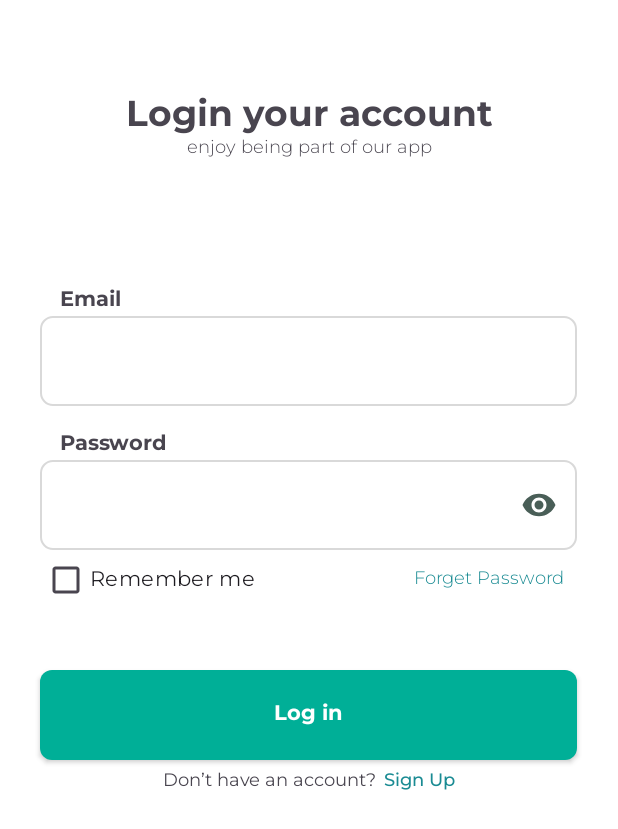
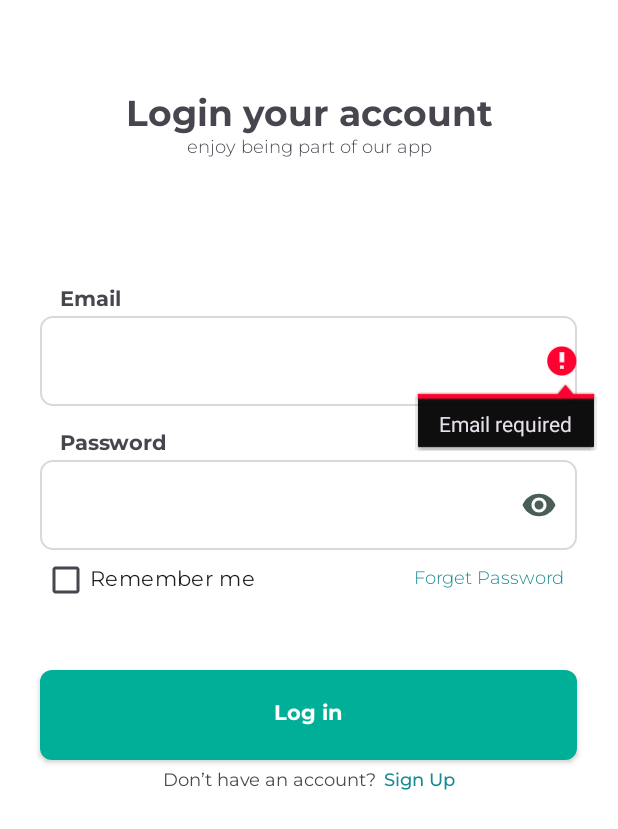
Before and after one commit to rdaavee/PHINMAKatanungan_mobile, an Android app: the LoginActivity screen opened directly, with no data from a screen before it, after a tap on "Log in", on a phone screen of 412 x 824 dp. Shown: the top 829 px of the screen. Run offline under Robolectric (Android 15) with nearby library versions, the light colour scheme and no system bars.

Commit message:
added log in functionality

```diff
--- a/app/build.gradle.kts
+++ b/app/build.gradle.kts
@@ -58,5 +58,6 @@ dependencies {
     implementation("com.squareup.retrofit2:retrofit:2.5.0")
     implementation("com.squareup.okhttp3:logging-interceptor:4.9.1")
     implementation("com.squareup.retrofit2:converter-gson:2.5.0")
+    implementation("com.google.code.gson:gson:2.10.1")
 
 }
--- a/app/src/main/java/com/example/phinmakatanungan_mobile/activities/LoginActivity.kt
+++ b/app/src/main/java/com/example/phinmakatanungan_mobile/activities/LoginActivity.kt
@@ -1,23 +1,109 @@
 package com.example.phinmakatanungan_mobile.activities
 
+import android.annotation.SuppressLint
 import android.content.Intent
 import android.os.Bundle
+import android.util.JsonReader
+import android.util.Log
 import android.widget.Button
+import android.widget.EditText
 import android.widget.TextView
+import android.widget.Toast
 import androidx.appcompat.app.AppCompatActivity
+import androidx.appcompat.widget.AppCompatButton
 import com.example.phinmakatanungan_mobile.R
+import com.example.phinmakatanungan_mobile.api.PHINMAClient
+import com.example.phinmakatanungan_mobile.models.DefaultResponse
+import com.example.phinmakatanungan_mobile.models.LoginResponse
+import retrofit2.Call
+import retrofit2.Callback
+import retrofit2.Response
+import retrofit2.Retrofit
+import java.io.StringReader
 
 class LoginActivity : AppCompatActivity() {
+    @SuppressLint("MissingInflatedId")
     override fun onCreate(savedInstanceState: Bundle?) {
         super.onCreate(savedInstanceState)
         setContentView(R.layout.activity_login)
+
+        val btnlogin2 = findViewById<AppCompatButton>(R.id.btnLogin2)
+        val edittextpassword = findViewById<EditText>(R.id.editTextPassword)
+        val edittextemail = findViewById<EditText>(R.id.editTextEmail)
+
+
 
         findViewById<TextView>(R.id.tv_signup2).setOnClickListener {
             startActivity(Intent(this@LoginActivity, ChooseRoleActivity::class.java))
         }
 
-        findViewById<Button>(R.id.btnLogin2).setOnClickListener {
-            startActivity(Intent(this@LoginActivity, DashboardFragment::class.java))
+        btnlogin2.setOnClickListener {
+
+            val email = edittextemail.text.toString().trim()
+            val password = edittextpassword.text.toString().trim()
+
+            if(email.isEmpty()){
+                edittextemail.error = "Email required"
+                edittextemail.requestFocus()
+                return@setOnClickListener
+            }
+
+            if(password.isEmpty()){
+                edittextpassword.error = "Password required"
+                edittextpassword.requestFocus()
+                return@setOnClickListener
+            }
+
+            val signinDataJson =
+                "{\"email\":\"$email\",\"password\":\"$password\"}"
+
+
+            try {
+                val reader = JsonReader(StringReader(signinDataJson))
+                reader.isLenient = true
+                reader.beginObject()
+                reader.close()
+                PHINMAClient.instance.userLogin(
+                    email,
+                    password
+                )
+                    .enqueue(object : Callback<LoginResponse> {
+                        override fun onFailure(call: Call<LoginResponse>, t: Throwable) {
+                            Toast.makeText(applicationContext, t.message, Toast.LENGTH_LONG).show()
+                        }
+
+                        override fun onResponse(
+                            call: Call<LoginResponse>,
+                            response: Response<LoginResponse>
+                        ) {
+                            if (response.isSuccessful && response.body() != null) {
+                                Toast.makeText(
+                                    applicationContext,
+                                    response.body()!!.message,
+                                    Toast.LENGTH_LONG
+                                ).show()
+                                startActivity(
+                                    Intent(this@LoginActivity, DashboardActivity::class.java)
+                                )
+                            } else {
+                                val errorMessage: String = try {
+                                    response.errorBody()?.string()
+                                        ?: "Failed to get a valid response. Response code: ${response.code()}"
+                                } catch (e: Exception) {
+                                    "Failed to get a valid response. Response code: ${response.code()}"
+                                }
+                                Toast.makeText(applicationContext, errorMessage, Toast.LENGTH_LONG)
+                                    .show()
+                                Log.e("API_RESPONSE", errorMessage)
+                            }
+                        }
+                    })
+            } catch (e: Exception) {
+                Toast.makeText(this, "Error parsing JSON", Toast.LENGTH_SHORT).show()
+                e.printStackTrace()
+            }
+
         }
+
     }
 }
--- a/app/src/main/java/com/example/phinmakatanungan_mobile/api/PHINMAClient.kt
+++ b/app/src/main/java/com/example/phinmakatanungan_mobile/api/PHINMAClient.kt
@@ -9,7 +9,8 @@ import java.util.concurrent.TimeUnit
 
 object PHINMAClient {
 
-    private const val BASE_URL = "http://Set your IP here/api/"
+    private const val BASE_URL = "yourip:8000/api/"
+
     private val okHttpClient = OkHttpClient.Builder()
         .addInterceptor { chain ->
             val request = chain.request().newBuilder()
--- a/app/src/main/res/layout/activity_login.xml
+++ b/app/src/main/res/layout/activity_login.xml
@@ -59,6 +59,7 @@
         android:gravity="center_horizontal">
 
         <EditText
+            android:id="@+id/editTextEmail"
             android:layout_width="358dp"
             android:layout_height="60dp"
             android:background="@drawable/custom_input"
@@ -81,6 +82,7 @@
         android:gravity="center_horizontal">
 
         <EditText
+            android:id="@+id/editTextPassword"
             android:layout_width="358dp"
             android:layout_height="60dp"
             android:background="@drawable/custom_input"
```
Also changed, not shown: app/src/main/java/com/example/phinmakatanungan_mobile/activities/StudentSignUpActivity.kt (+8 -50 lines), app/src/main/java/com/example/phinmakatanungan_mobile/api/PHINMAApi.kt (+10 -0 lines).
